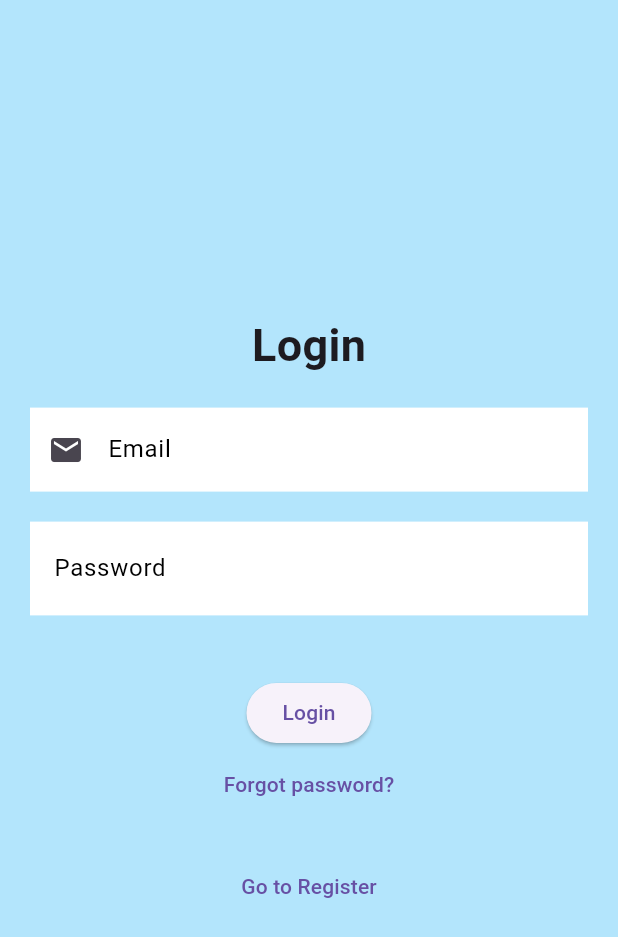
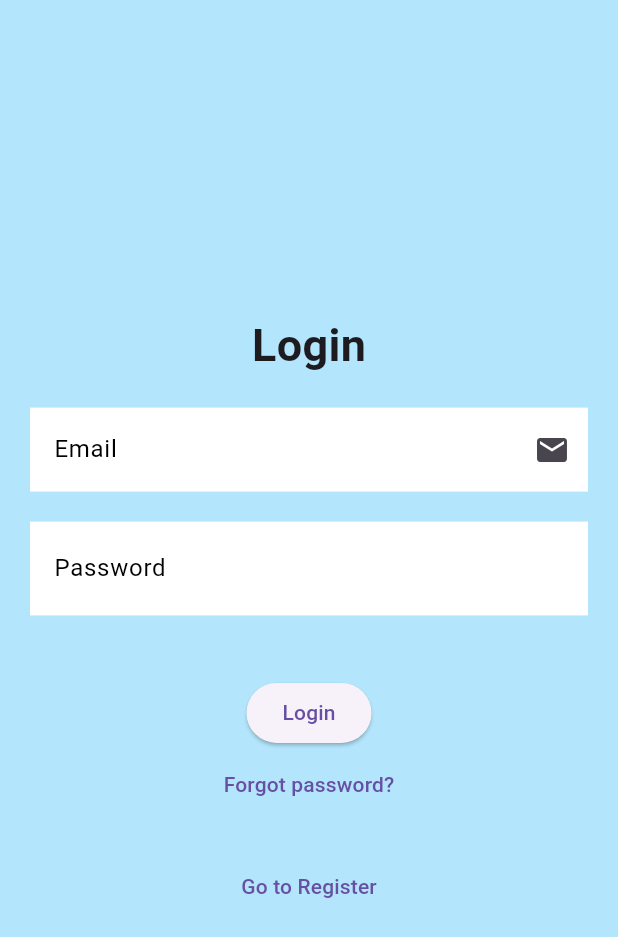
Before and after one commit to QHanif/iStarpoint, a Flutter app: the screen it shows after launch, on a phone screen of 412 x 824 dp. Shown: the top 937 px of the screen. Run offline on Flutter 3.47's test engine with Material 3 defaults, Android fonts, the phone set to English and light mode, and no system bars; our stand-ins replace firebase_auth, firebase_core, google_maps_flutter, qr_flutter; accounts and stored records are empty.

Commit message:
Update loginscreen.dart

```diff
--- a/lib/pages/loginscreen.dart
+++ b/lib/pages/loginscreen.dart
@@ -71,7 +71,7 @@ class _LoginPageState extends State<LoginPage> {
                   border: InputBorder.none,
                   labelText: 'Email',
                   labelStyle: TextStyle(color: Colors.black),
-                  prefixIcon: Icon(Icons.email),
+                  suffixIcon: Icon(Icons.email),
                 ),
               ),
               SizedBox(height: 20),
```
